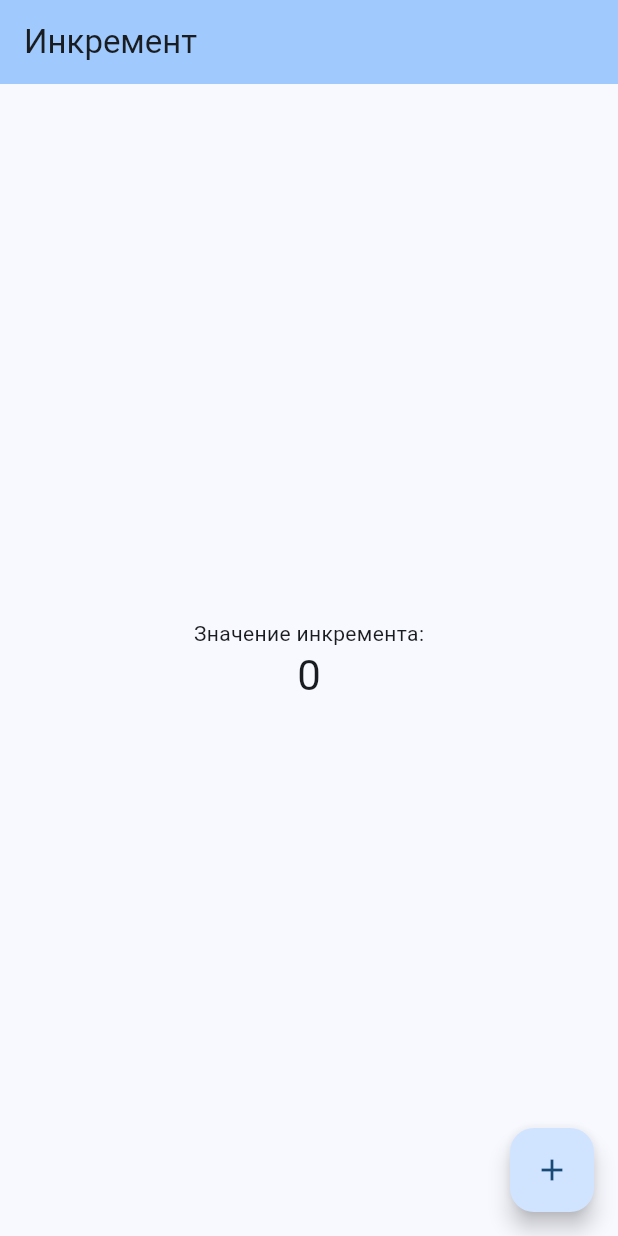
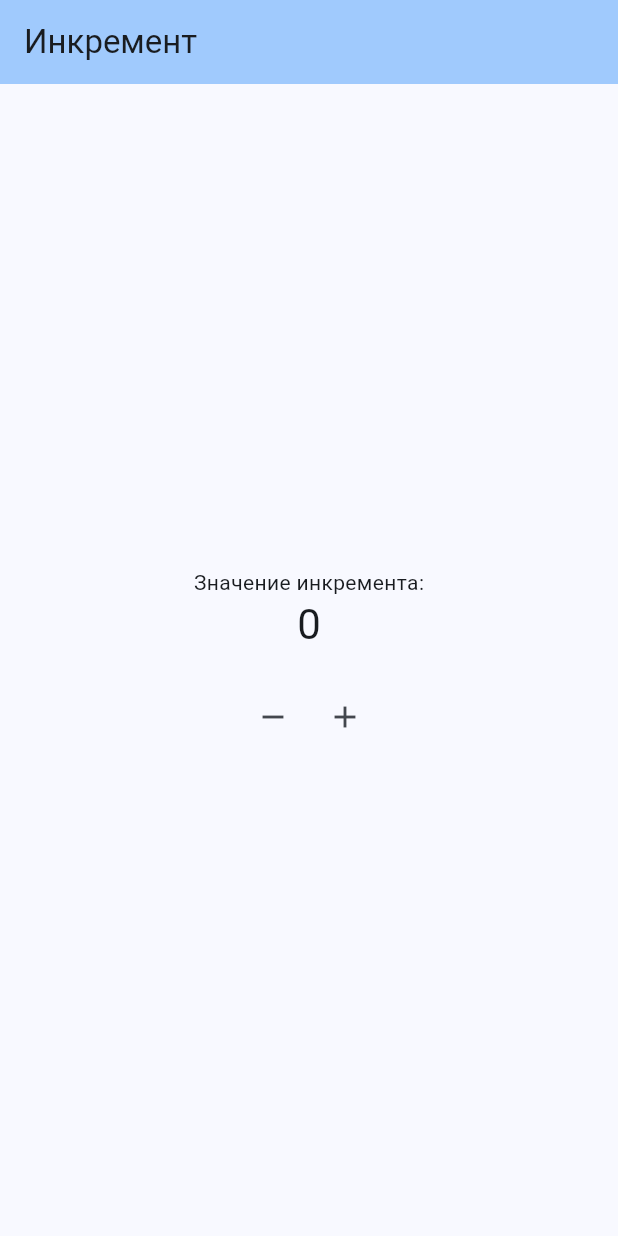
Before and after one commit to Galactus228/IT2202-Goloperov, a Flutter app: the screen it shows after launch, on a phone screen of 412 x 824 dp. Run offline on Flutter 3.47's test engine with Material 3 defaults, Android fonts, the phone set to English and light mode, and no system bars.

Commit message:
add: button decrement

```diff
--- a/lab3/lab3_mobile/lib/main.dart
+++ b/lab3/lab3_mobile/lib/main.dart
@@ -12,7 +12,7 @@ class MyApp extends StatelessWidget {
     return MaterialApp(
       title: 'Инкремент',
       theme: ThemeData(
-        colorScheme: ColorScheme.fromSeed(seedColor: Colors.blue), // Изменение цвета темы
+        colorScheme: ColorScheme.fromSeed(seedColor: Colors.blue),
       ),
       home: const MyHomePage(title: 'Инкремент'),
     );
@@ -37,6 +37,12 @@ class _MyHomePageState extends State<MyHomePage> {
     });
   }
 
+  void _decrementCounter() { // Добавлено: Метод для уменьшения счетчика
+    setState(() {
+      _counter--;
+    });
+  }
+
   @override
   Widget build(BuildContext context) {
     return Scaffold(
@@ -48,19 +54,31 @@ class _MyHomePageState extends State<MyHomePage> {
         child: Column(
           mainAxisAlignment: MainAxisAlignment.center,
           children: <Widget>[
-            const Text('Значение инкремента:'), // Измененная надпись
+            const Text('Значение инкремента:'),
             Text(
               '$_counter',
               style: Theme.of(context).textTheme.headlineMedium,
             ),
+            const SizedBox(height: 20), // Добавлено: Пространство между элементами
+            Row(
+              mainAxisAlignment: MainAxisAlignment.center,
+              children: <Widget>[
+                IconButton( // Добавлено: Кнопка уменьшения
+                  icon: const Icon(Icons.remove),
+                  onPressed: _decrementCounter,
+                  tooltip: 'Уменьшить',
+                ),
+                IconButton( // Добавлено: Кнопка увеличения (заменяет FloatingActionButton)
+                  icon: const Icon(Icons.add),
+                  onPressed: _incrementCounter,
+                  tooltip: 'Увеличить',
+                ),
+              ],
+            ),
           ],
         ),
       ),
-      floatingActionButton: FloatingActionButton(
-        onPressed: _incrementCounter,
-        tooltip: 'Increment',
-        child: const Icon(Icons.add),
-      ),
+      floatingActionButton: null, // Убрано: FloatingActionButton больше не нужен
     );
   }
 }
```
